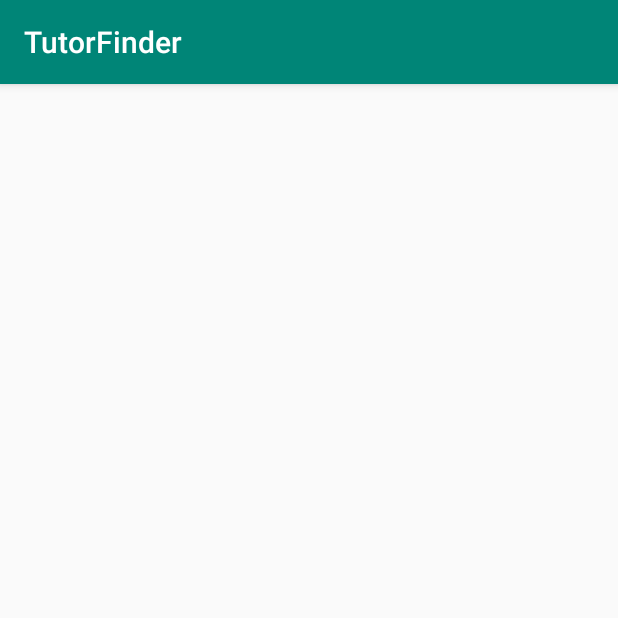
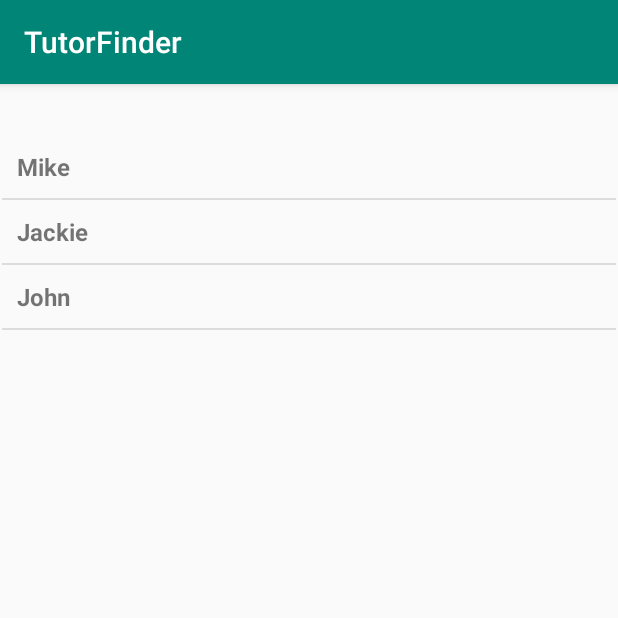
Before and after one commit to yewonjohn/TutorFinder, an Android app: the Tutors screen opened directly, with no data from a screen before it, on a phone screen of 412 x 824 dp, the top half of it. Run offline under Robolectric (Android 15) with nearby library versions, the phone set to English and light mode, and no system bars.

Commit message:
2 commit

```diff
--- a/app/src/main/AndroidManifest.xml
+++ b/app/src/main/AndroidManifest.xml
@@ -9,7 +9,8 @@
         android:roundIcon="@mipmap/ic_launcher_round"
         android:supportsRtl="true"
         android:theme="@style/AppTheme">
-        <activity android:name=".Tutors"></activity>
+        <activity android:name=".TutorProfile"></activity>
+        <activity android:name=".Tutors" />
         <activity android:name=".MainActivity">
             <intent-filter>
                 <action android:name="android.intent.action.MAIN" />
--- a/app/src/main/java/com/example/android/tutorfinder/Tutors.kt
+++ b/app/src/main/java/com/example/android/tutorfinder/Tutors.kt
@@ -2,6 +2,8 @@ package com.example.android.tutorfinder
 
 import androidx.appcompat.app.AppCompatActivity
 import android.os.Bundle
+import android.widget.ArrayAdapter
+import android.widget.ListView
 
 class Tutors : AppCompatActivity() {
 
@@ -11,10 +13,18 @@ class Tutors : AppCompatActivity() {
 
 
 
-        val listOfTutors = mutableListOf("Paul","Jackie","Mike")
-        listOfTutors.add("Keeyeon")
+        val listOfTutors = ArrayList<String>()
+        listOfTutors.add("Mike")
+        listOfTutors.add("Jackie")
+        listOfTutors.add("John")
 
+        val arrayOfTutors = arrayOfNulls<String>(listOfTutors.size)
+        listOfTutors.toArray(arrayOfTutors)
 
+        val adapter = ArrayAdapter<String>(this, R.layout.listview_item, arrayOfTutors)
+
+        val listView = findViewById<ListView>(R.id.listView)
+        listView.setAdapter(adapter)
     }
 
 }
--- a/app/src/main/res/layout/activity_main.xml
+++ b/app/src/main/res/layout/activity_main.xml
@@ -24,6 +24,7 @@
         android:layout_width="wrap_content"
         android:layout_height="wrap_content"
         android:layout_marginTop="270dp"
+        android:onClick="findTutors"
         android:text="Find Tutors"
         android:textSize="36sp"
         app:layout_constraintEnd_toEndOf="parent"
--- /dev/null
+++ b/app/src/main/res/layout/listview_item.xml
@@ -0,0 +1,11 @@
+<?xml version="1.0" encoding="utf-8"?>
+<!-- Each List Item is displayed as TextView defined below -->
+
+<TextView xmlns:android="http://schemas.android.com/apk/res/android"
+    android:id="@+id/label"
+    android:layout_width="fill_parent"
+    android:layout_height="fill_parent"
+    android:padding="10dip"
+    android:textSize="16dip"
+    android:textStyle="bold" >
+</TextView>
```
Also changed, not shown: app/src/main/java/com/example/android/tutorfinder/MainActivity.kt (+8 -4 lines), app/src/main/java/com/example/android/tutorfinder/TutorProfile.kt (added, +12 -0 lines), app/src/main/res/layout/activity_tutor_profile.xml (added, +9 -0 lines).
